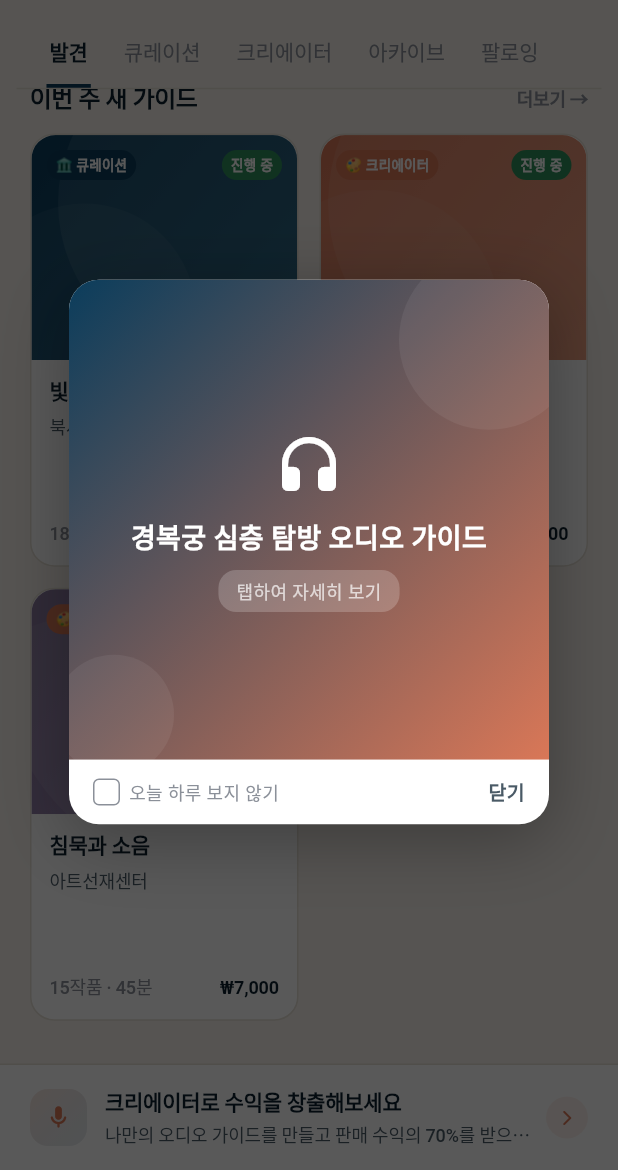
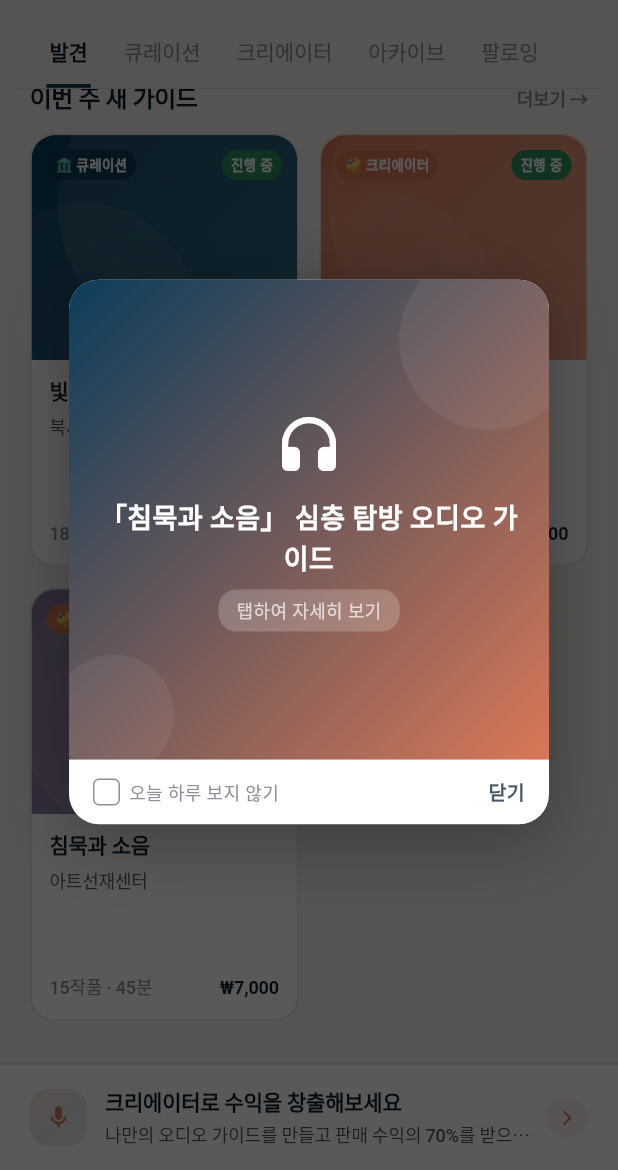
Before and after one commit to freetomove83/guidy-app, a Flutter app: the HomeScreen screen opened directly, scrolled down 576 dp, on a phone screen of 412 x 824 dp, the part 66-1236 px from its top. Run offline on Flutter 3.47's test engine with Material 3 defaults, Android fonts, the phone set to English and light mode, and no system bars; our stand-ins replace audioplayers, shared_preferences; accounts and stored records are empty; Roboto replaces fonts that are missing (Noto Sans KR, NotoSansKR).

Commit message:
Fix hardcoded player venue, dead ad links, revenue format, overflow
- Player: the channel badge and venue chip were hardcoded to 큐레이션 /
  국립현대미술관; they now come from the artwork's exhibition.
- Demo ads linked to IDs that do not exist (expo_001, creator_001).
  They now open e1, e4 and c4, with the popup and slide-up copy renamed
  to match. A test fails if any demo ad points at a missing item.
- Creator studio per-guide revenue now uses formatPrice.
- About: version rows used a Spacer, so large text sizes overflowed;
  the date now truncates with an ellipsis. Referral: the policy notice
  wraps instead of overflowing.

Goldens updated for player, about and referral only; the other 50
images are unchanged.

Co-Authored-By: Claude Opus 5.5 <noreply@anthropic.com>

```diff
--- a/lib/screens/creator/creator_studio_screen.dart
+++ b/lib/screens/creator/creator_studio_screen.dart
@@ -177,7 +177,7 @@ class _CreatorDashboard extends StatelessWidget {
                           const SizedBox(height: 2),
                           Text(ex.title, style: GuidyText.body(pal.text).copyWith(fontWeight: FontWeight.w700),
                             maxLines: 1, overflow: TextOverflow.ellipsis),
-                          Text('청취 ${e.key * 324 + 89}회 · 수익 ₩${(e.key + 1) * 34200}',
+                          Text('청취 ${e.key * 324 + 89}회 · 수익 ₩${formatPrice((e.key + 1) * 34200)}',
                             style: GuidyText.small(pal.sub)),
                         ],
                       ),
--- a/lib/screens/mypage/referral_screen.dart
+++ b/lib/screens/mypage/referral_screen.dart
@@ -105,13 +105,16 @@ class ReferralScreen extends StatelessWidget {
                                     size: 13,
                                     color: Colors.white.withValues(alpha: 0.8)),
                                 const SizedBox(width: 6),
-                                Text('보상 정책은 운영 상황에 따라 변경될 수 있습니다',
+                                // 글자 크기를 키우면 한 줄에 안 들어가므로 줄바꿈 허용
+                                Flexible(
+                                  child: Text('보상 정책은 운영 상황에 따라 변경될 수 있습니다',
                                       style: TextStyle(
                                         fontFamily: GuidyText.fontFamily,
                                         fontSize: 11,
                                         color:
                                             Colors.white.withValues(alpha: 0.8),
                                       )),
+                                ),
                               ],
                             ),
                           ),
--- a/lib/screens/player/player_screen.dart
+++ b/lib/screens/player/player_screen.dart
@@ -144,6 +144,7 @@ class _PlayerScreenState extends State<PlayerScreen>
     }
     final audio   = context.watch<GuidyAudioService>();
     final artwork = _currentArtwork;
+    final exhibition = context.read<AppStore>().exhibitionById(artwork.exhibitionId);
 
     final pal = GuidyPalette.of(context);
 
@@ -401,8 +402,9 @@ class _PlayerScreenState extends State<PlayerScreen>
                     child: Column(
                       crossAxisAlignment: CrossAxisAlignment.start,
                       children: [
+                        if (exhibition != null)
                         Row(children: [
-                          ChannelBadge(type: ChannelType.curation),
+                          ChannelBadge(type: exhibition.channel),
                           const SizedBox(width: 6),
                           Container(
                             padding: const EdgeInsets.symmetric(
@@ -412,7 +414,7 @@ class _PlayerScreenState extends State<PlayerScreen>
                               borderRadius: GuidyRadius.pillBorder,
                               border: Border.all(color: pal.line),
                             ),
-                            child: Text('국립현대미술관',
+                            child: Text(exhibition.venue,
                                 style: GuidyText.kicker(pal.mute)),
                           ),
                         ]),
--- a/lib/widgets/ad_overlay.dart
+++ b/lib/widgets/ad_overlay.dart
@@ -36,6 +36,7 @@ class AdData {
 }
 
 // ─── 더미 광고 데이터 (Firebase 연결 전 더미) ──────────────
+// landingUrl은 DummyData에 실제로 있는 전시·크리에이터 ID여야 함 (store_test에서 검사)
 class AdDataStore {
   static final _splashAd = AdData(
     id: 'ad_splash_001',
@@ -43,29 +44,29 @@ class AdDataStore {
     mediaType: AdMediaType.image,
     imageUrl: null, // Firebase Storage URL 연결 예정
     landingType: AdLandingType.internal,
-    landingUrl: '/detail/expo_001',
+    landingUrl: '/detail/e1',
     endAt: DateTime(2026, 12, 31),
     active: true,
   );
 
   static final _popupAd = AdData(
     id: 'ad_popup_001',
-    title: '경복궁 심층 탐방 오디오 가이드',
+    title: '「침묵과 소음」 심층 탐방 오디오 가이드',
     mediaType: AdMediaType.image,
     imageUrl: null,
     landingType: AdLandingType.internal,
-    landingUrl: '/detail/expo_001',
+    landingUrl: '/detail/e4',
     endAt: DateTime(2026, 12, 31),
     active: true,
   );
 
   static final _slideUpAd = AdData(
     id: 'ad_slideup_001',
-    title: '신규 크리에이터 김민준 등장',
+    title: '신규 크리에이터 정재원 등장',
     mediaType: AdMediaType.image,
     imageUrl: null,
     landingType: AdLandingType.internal,
-    landingUrl: '/creator/creator_001',
+    landingUrl: '/creator/c4',
     endAt: DateTime(2026, 12, 31),
     active: true,
   );
```
Also changed, not shown: lib/screens/mypage/about_screen.dart (+8 -3 lines), 7 other files. Lines whose indentation alone changed are shown as unchanged.
